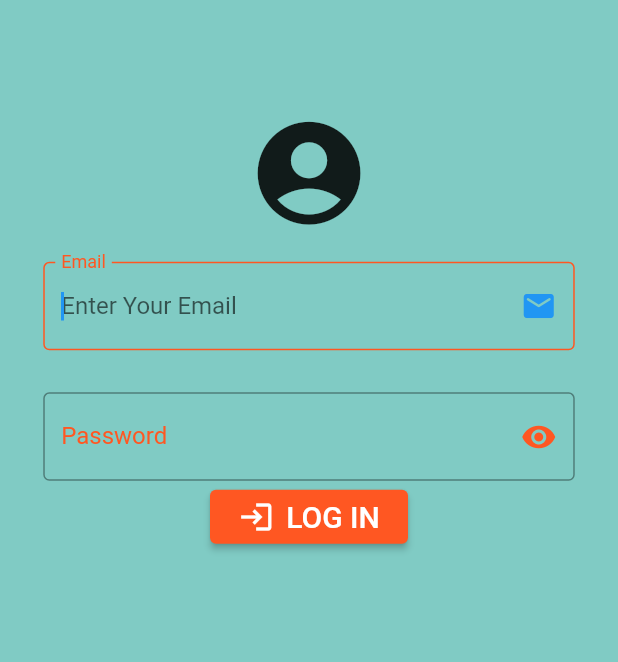
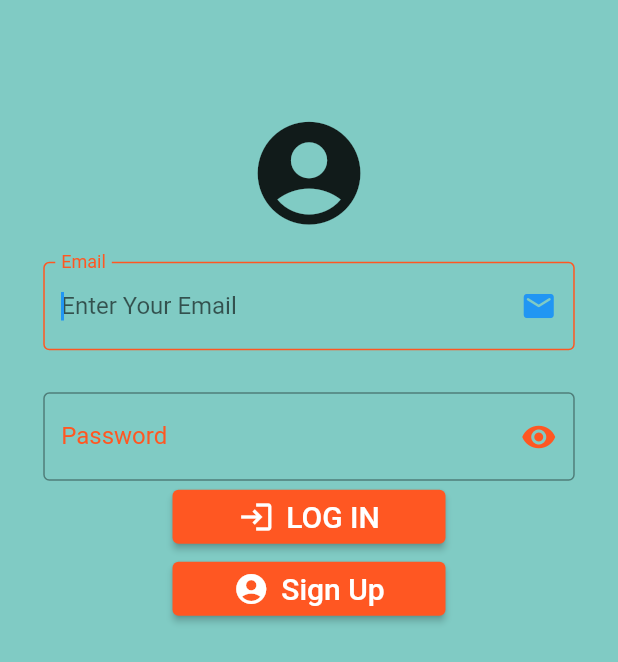
Before and after one commit to ttcapp/shariful_islam_demo, a Flutter app: the screen it shows after launch, on a phone screen of 412 x 824 dp. Shown: the top 662 px of the screen. Run offline on Flutter 3.47's test engine with Material 2 defaults, Android fonts, the phone set to English and light mode, and no system bars; our stand-ins replace carousel_slider, flutter_slider_drawer; missing offline and left inert: slide_drawer.

Commit message:
07 Nov,2nd commit

```diff
--- a/lib/log_in.dart
+++ b/lib/log_in.dart
@@ -1,5 +1,6 @@
 import 'package:flutter/material.dart';
 import 'package:shariful_islam_demo/my_home_page.dart';
+import 'package:shariful_islam_demo/sign_up.dart';
 import 'package:shariful_islam_demo/utills/all_colors.dart';
 
 class LogIn extends StatefulWidget {
@@ -122,7 +123,7 @@ class _LogInState extends State<LogIn> {
                     }
                     },
                       child: Container(
-                        width: 100,
+                        width: 150,
                         child: Row(
                           mainAxisAlignment: MainAxisAlignment.center,
                           children: [
@@ -136,6 +137,33 @@ class _LogInState extends State<LogIn> {
                         ),
                       )
                 ),
+                ElevatedButton(
+                    style: ElevatedButton.styleFrom(
+                        primary: AllColors.appThemeClr
+                    ),
+                    onPressed:(){
+                      Navigator.push(context,
+                      MaterialPageRoute(builder:
+                      (context)=>SignUp()),
+                      );
+
+                      },
+
+                    child: Container(
+                      width: 150,
+                      child: Row(
+                        mainAxisAlignment: MainAxisAlignment.center,
+                        children: [
+                          Icon(Icons.account_circle),
+                          SizedBox(width: 8,),
+                          Text("Sign Up", style: TextStyle(
+                              fontSize: 20
+                          ) ,
+                          ),
+                        ],
+                      ),
+                    )
+                ),
               ],
             ),
           ),
--- a/lib/main.dart
+++ b/lib/main.dart
@@ -1,54 +1,19 @@
 import 'package:flutter/material.dart';
+import 'package:flutter_slider_drawer/flutter_slider_drawer.dart';
 import 'package:shariful_islam_demo/log_in.dart';
-import 'package:shariful_islam_demo/my_home_page.dart';
-import 'package:shariful_islam_demo/second_page.dart';
-import 'package:slide_drawer/slide_drawer.dart';
-
-
 void main() {
-  runApp(MyApp());
+  runApp( MyApp());
 }
 
 class MyApp extends StatelessWidget {
-   MyApp({Key? key}) : super(key: key);
-  final navigatorkey = GlobalKey<NavigatorState>();
+  MyApp({Key? key}) : super(key: key);
+  final navigatorKey= GlobalKey<NavigatorState>();
   @override
   Widget build(BuildContext context) {
     return MaterialApp(
-      navigatorKey: navigatorkey,
-      home:  SlideDrawer(
-        offsetFromRight: 50,
-        backgroundGradient: LinearGradient(
-          begin: Alignment.topCenter,
-          end: Alignment.bottomCenter,
-          stops: [0.0, 1.0],
-          colors: [
-            Color(0xFF000046),
-            Color(0xFF1CB5E0),
-          ],
-        ),
-        items: [
-          MenuItem('Home',
-              icon: Icons.account_balance,
-              onTap: (){}),
-          MenuItem('Second Page',
-              icon: Icons.visibility,
-              onTap: (){
-            navigatorkey.currentState!.push(MaterialPageRoute
-              (builder: (context)=>Secondpage()));
-              }),
-          MenuItem('Third Page',
-              icon: Icons.ac_unit,
-              onTap: (){}),
-          MenuItem('Profile',
-              icon: Icons.account_circle_rounded,
-              onTap: (){}),
-          MenuItem('Setting',
-              icon: Icons.settings,
-              onTap: (){}),
-        ],
-        child: LogIn(),
-      ),
+      navigatorKey: navigatorKey,
+      home: LogIn(),
+
     );
   }
 }
```
Also changed, not shown: lib/listview_page.dart (+11 -4 lines), lib/menu_widget.dart (added, +66 -0 lines), lib/my_home_page.dart (+76 -29 lines), lib/sign_up.dart (added, +24 -0 lines), pubspec.yaml (+10 -2 lines), asset/image/background.png (added), pubspec.lock, 10 other files.
